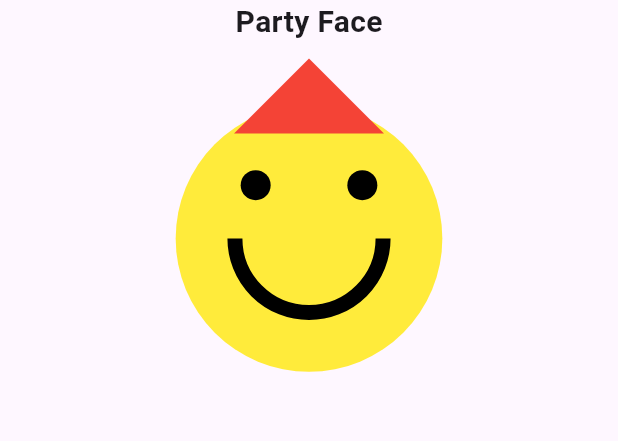
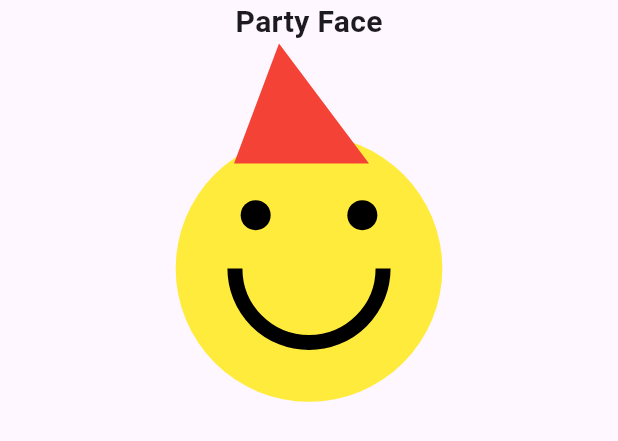
Before and after one commit to Nathan2055/csc4360-cw01, a Flutter app: what party() shows on an empty page, opened directly, on a phone screen of 412 x 824 dp. Shown: the top 441 px of the screen. Run offline on Flutter 3.47's test engine with Material 3 defaults, Android fonts, the phone set to English and light mode, and no system bars.

Commit message:
Improved sizing of party hat

```diff
--- a/lib/main.dart
+++ b/lib/main.dart
@@ -62,7 +62,7 @@ Column party() {
         'Party Face',
         style: TextStyle(fontSize: 20, fontWeight: FontWeight.bold),
       ),
-      SizedBox(height: 30),
+      SizedBox(height: 50),
       SizedBox(
         height: 200,
         child: CustomPaint(
@@ -216,9 +216,8 @@ class PartyPainter extends CustomPainter {
       ..style = PaintingStyle.fill;
     final hatPath = Path()
       ..moveTo(center.dx - 50, center.dy - 70) // bottom left
-      ..lineTo(center.dx + 50, center.dy - 70) // bottom right
-      //..lineTo(center.dx - 20, center.dy - 120) // top
-      ..lineTo(center.dx, center.dy - 120) // top
+      ..lineTo(center.dx + 40, center.dy - 70) // bottom right
+      ..lineTo(center.dx - 20, center.dy - 150) // top
       ..close();
     canvas.drawPath(hatPath, hatPaint);
   }
```
